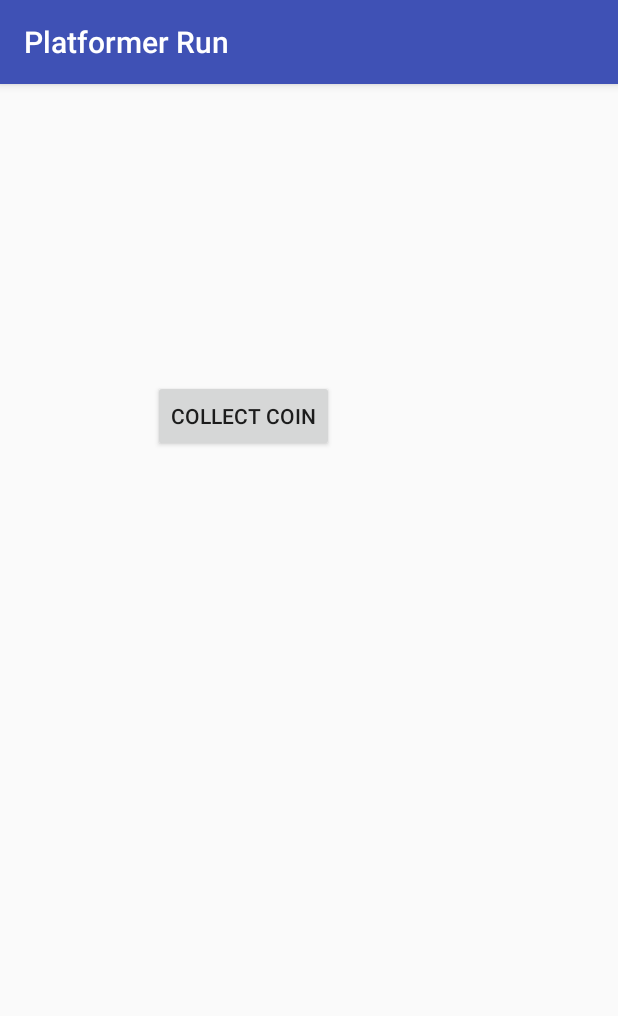
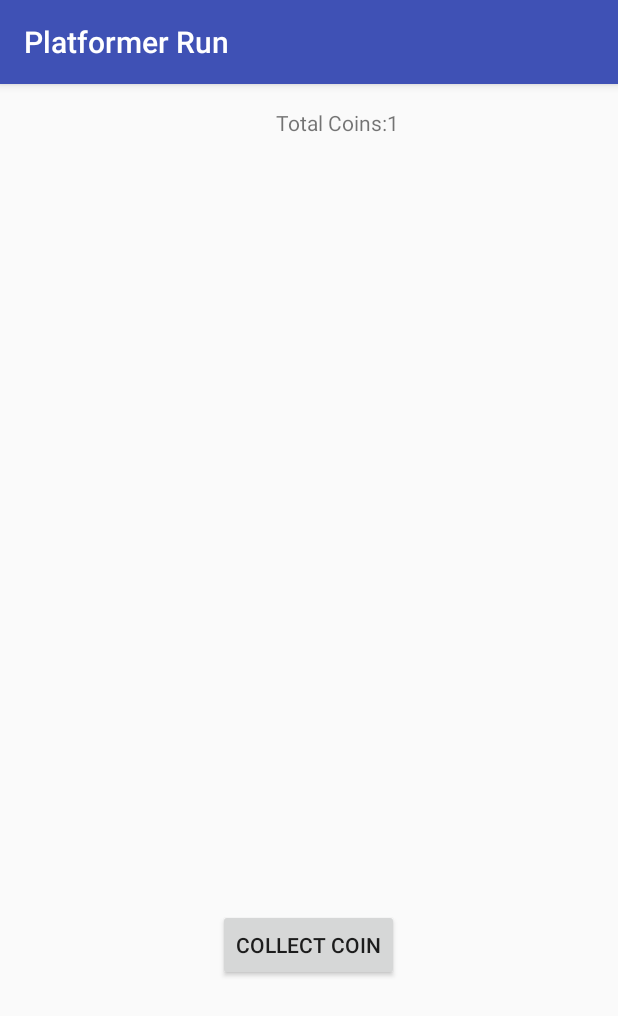
Before and after one commit to 9sara0/PlatformerRun, an Android app: the CollectCoins screen opened directly, with no data from a screen before it, after a tap on "COLLECT COIN", on a phone screen of 412 x 824 dp. Shown: the top 1016 px of the screen. Run offline under Robolectric (Android 15) with nearby library versions, the phone set to English and light mode, and no system bars.

Commit message:
Adds Collect Coins Button that trigers (addCoins + plays collect coin sound + update the total coins message

```diff
--- /dev/null
+++ b/app/src/main/java/com/team/platformerrun/Coin.java
@@ -0,0 +1,18 @@
+package com.team.platformerrun;
+
+/**
+ * Created by sara on 9/9/16.
+ */
+public class Coin {
+
+    int totalCoin = 0;
+
+    public int getCoinTotal() {
+        return totalCoin;
+    }
+
+
+    public void addCoin() {
+        ++totalCoin;
+    }
+}
--- a/app/src/main/java/com/team/platformerrun/CollectCoins.java
+++ b/app/src/main/java/com/team/platformerrun/CollectCoins.java
@@ -4,20 +4,28 @@ import android.media.MediaPlayer;
 import android.support.v7.app.AppCompatActivity;
 import android.os.Bundle;
 import android.view.View;
+import android.widget.EditText;
+import android.widget.TextView;
 
 public class CollectCoins extends AppCompatActivity {
 
     MediaPlayer coinSound;
+    Coin            coin;
 
     @Override
     protected void onCreate(Bundle savedInstanceState) {
         super.onCreate(savedInstanceState);
         setContentView(R.layout.activity_collect_coins);
         coinSound = MediaPlayer.create(this, R.raw.coin_sound );
+        coin = new Coin();
     }
 
-    public void playSound(View view) {
+    public void collectCoins(View view) {
+        coin.addCoin();
         coinSound.start();
+        String message = "Total Coins:" + Integer.toString(coin.getCoinTotal());
+        TextView textView = (TextView) findViewById(R.id.textView);
+        textView.setText(message);
     }
 
 }
--- a/app/src/main/res/layout/activity_collect_coins.xml
+++ b/app/src/main/res/layout/activity_collect_coins.xml
@@ -14,9 +14,17 @@
         android:layout_height="wrap_content"
         android:text="Collect Coin"
         android:id="@+id/collect_coin"
-        android:onClick="playSound"
-        android:layout_alignParentTop="true"
-        android:layout_alignParentStart="true"
-        android:layout_marginStart="86dp"
-        android:layout_marginTop="181dp" />
+        android:onClick="collectCoins"
+        android:layout_alignParentBottom="true"
+        android:layout_centerHorizontal="true"
+        android:layout_marginBottom="154dp" />
+
+    <TextView
+        android:layout_width="wrap_content"
+        android:layout_height="wrap_content"
+        android:text="Total Coin: 0"
+        android:id="@+id/textView"
+        android:layout_alignEnd="@+id/collect_coin" />
+
+
 </RelativeLayout>
```
Also changed, not shown: 1 other file.
